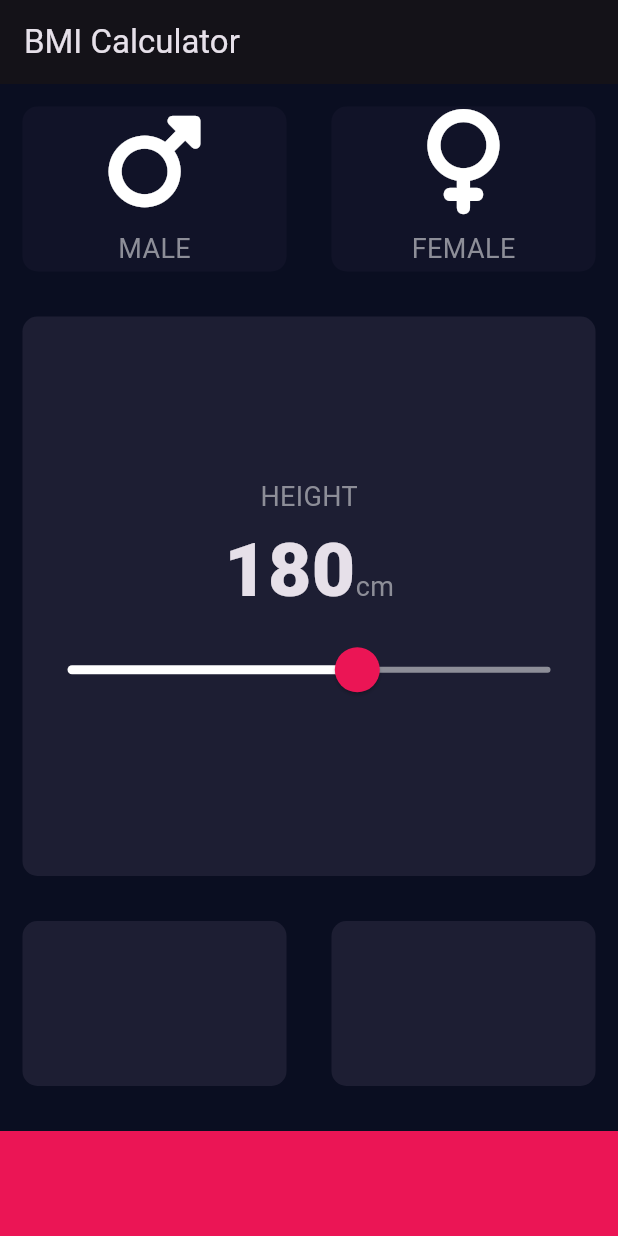
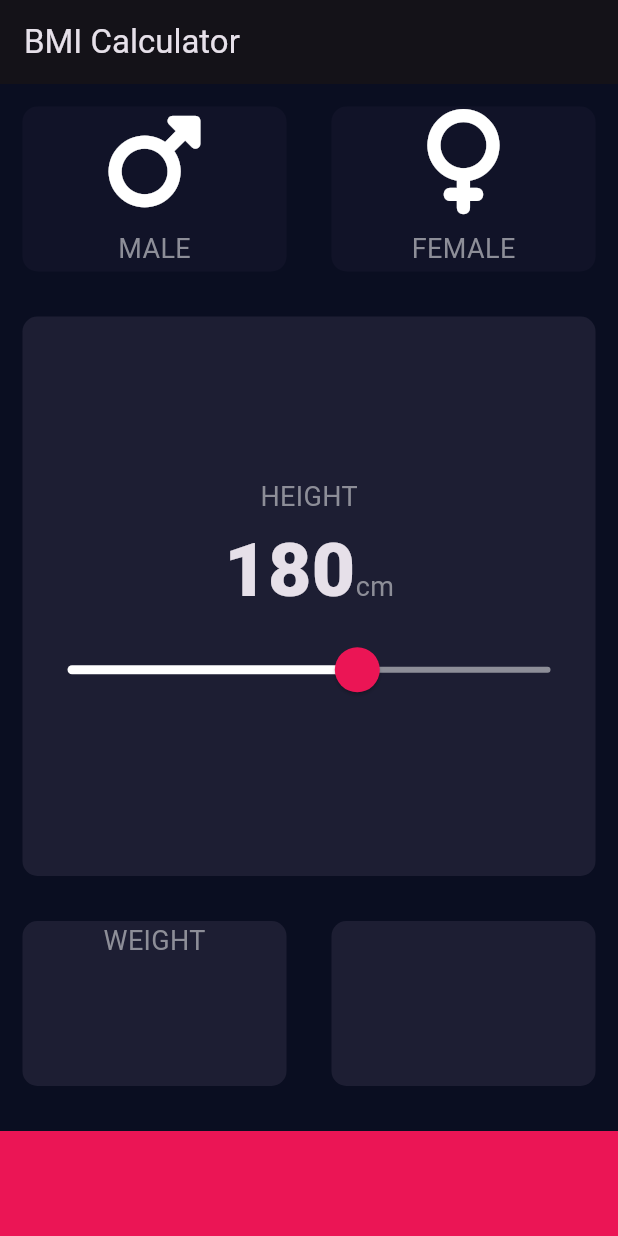
Before and after one commit to shrutiiiiin/bmi-flutter, a Flutter app: the screen it shows after launch, on a phone screen of 412 x 824 dp. Run offline on Flutter 3.47's test engine with Material 3 defaults, Android fonts, the phone set to English and light mode, and no system bars; our stand-ins replace font_awesome_flutter.

Commit message:
Happy New Yearr #24

```diff
--- a/lib/input_page.dart
+++ b/lib/input_page.dart
@@ -123,6 +123,14 @@ class _InputPageState extends State<InputPage> {
             children: [
               Expanded(
                 child: ReusableCard(
+                  cardchild: Column(
+                    children: [
+                      Text(
+                        'WEIGHT',
+                        style: kLabelTextStyle,
+                      ),
+                    ],
+                  ),
                   color: kprimaryColor,
                 ),
               ),
```
